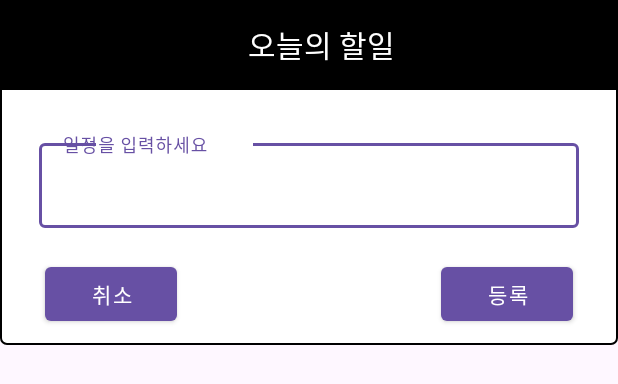
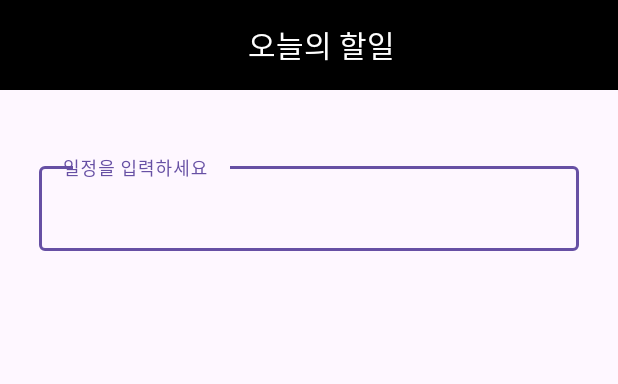
Before and after one commit to 96tsj/ToDoBucketList, an Android app: the layout dialog_add_todo.xml on its own in the app's theme, with its tools: preview values and no code run, on a phone screen of 412 x 824 dp. Shown: the top 384 px of the screen. Run offline under Robolectric (Android 15) with nearby library versions, the phone set to English and light mode, and no system bars.

Commit message:
add todo list recycler

```diff
--- a/app/src/main/AndroidManifest.xml
+++ b/app/src/main/AndroidManifest.xml
@@ -16,7 +16,8 @@
         android:supportsRtl="true"
         android:theme="@style/Theme.ToDoBucketList"
         tools:targetApi="m"
-        android:usesCleartextTraffic="true">
+        android:usesCleartextTraffic="true"
+        android:enableOnBackInvokedCallback="true">
         <activity
             android:name=".fragments.FragmentTodo"
             android:exported="false" />
--- a/app/src/main/res/layout/dialog_add_todo.xml
+++ b/app/src/main/res/layout/dialog_add_todo.xml
@@ -2,7 +2,7 @@
 <RelativeLayout xmlns:android="http://schemas.android.com/apk/res/android"
     android:layout_width="match_parent"
     android:layout_height="wrap_content"
-    android:background="@drawable/bg_button">
+    xmlns:app="http://schemas.android.com/apk/res-auto">
 
     <androidx.appcompat.widget.Toolbar
         android:id="@+id/dialog_toolbar_todo"
@@ -21,38 +21,22 @@
     </androidx.appcompat.widget.Toolbar>
 
     <com.google.android.material.textfield.TextInputLayout
-        android:id="@+id/text_input_layout"
+        android:id="@+id/text_input_layout_todo"
         android:layout_width="match_parent"
         android:layout_height="wrap_content"
         android:hint="일정을 입력하세요"
         android:gravity="center"
         android:layout_below="@+id/dialog_toolbar_todo"
-        android:layout_marginBottom="20dp">
+        android:layout_marginBottom="20dp"
+        android:layout_margin="15dp">
 
         <com.google.android.material.textfield.TextInputEditText
             android:layout_width="360dp"
-            android:layout_height="wrap_content"/>
+            android:layout_height="wrap_content"
+            android:maxLength="21"
+            android:text=""
+            android:inputType="text"/>
 
     </com.google.android.material.textfield.TextInputLayout>
 
-    <Button
-        android:id="@+id/dialog_add_btn"
-        android:layout_width="wrap_content"
-        android:layout_height="wrap_content"
-        android:text="등록"
-        style="@style/Widget.MaterialComponents.Button"
-        android:layout_alignParentRight="true"
-        android:layout_below="@+id/text_input_layout"
-        android:layout_marginRight="30dp"
-        android:layout_marginBottom="10dp"/>
-    <Button
-        android:id="@+id/dialog_cancle_btn"
-        android:layout_width="wrap_content"
-        android:layout_height="wrap_content"
-        android:text="취소"
-        style="@style/Widget.MaterialComponents.Button"
-        android:layout_below="@+id/text_input_layout"
-        android:layout_marginLeft="30dp"
-        android:layout_marginBottom="10dp"/>
-
 </RelativeLayout>
--- a/app/src/main/res/layout/fragment_schedule.xml
+++ b/app/src/main/res/layout/fragment_schedule.xml
@@ -63,7 +63,7 @@
         android:fontFamily="@font/cookierunblack"
         android:textStyle="bold"/>
 
-    <com.kizitonwose.calendarview.CalendarView
+    <CalendarView
         android:id="@+id/cv"
         android:layout_width="match_parent"
         android:layout_height="match_parent"
```
Also changed, not shown: app/src/main/java/com/tsj2023/todobucketlist/adapters/BucketListRecyclerAdapter.java (added, +63 -0 lines), app/src/main/java/com/tsj2023/todobucketlist/data/BucketlistItem.java (added, +15 -0 lines), app/src/main/java/com/tsj2023/todobucketlist/fragments/FragmentBucketList.java (+33 -0 lines), app/src/main/java/com/tsj2023/todobucketlist/fragments/FragmentTodo.java (+46 -4 lines), app/src/main/res/layout/dialog_add_bucketlist.xml (+6 -24 lines).
